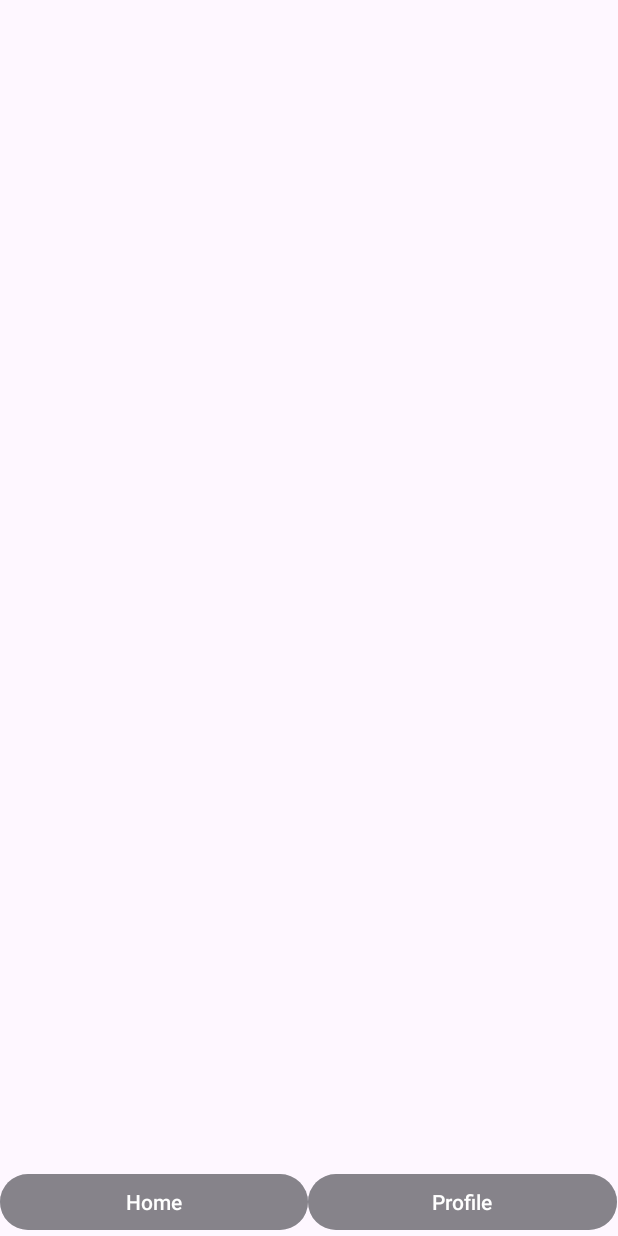
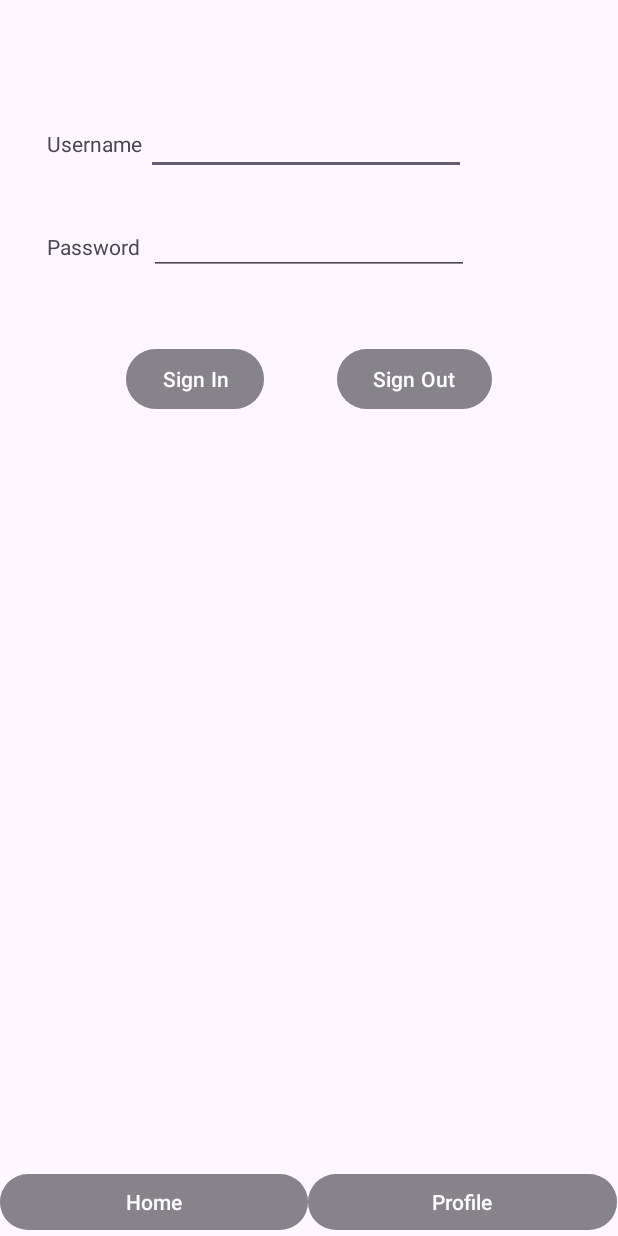
Before and after one commit to jacobneal518/New-Game-Plus, an Android app: the screen it shows after launch (MainActivity), on a phone screen of 412 x 824 dp. Run offline under Robolectric (Android 15) with nearby library versions, the phone set to English and light mode, and no system bars; our stand-ins replace Firebase (no records; nobody signed in at launch, a user with empty details on screens opened directly).

Commit message:
Setting Up some Buttons

```diff
--- a/app/src/main/java/com/example/newgameplus/MainActivity.java
+++ b/app/src/main/java/com/example/newgameplus/MainActivity.java
@@ -6,25 +6,38 @@ import android.content.Intent;
 import android.os.Bundle;
 import android.view.View;
 import android.widget.Button;
+import android.widget.Toast;
+
+import com.google.firebase.Firebase;
+import com.google.firebase.auth.FirebaseAuth;
 
 public class MainActivity extends AppCompatActivity {
 
-    Button homeButton;
+    Button homeButton,signIn,signOut;
+    private FirebaseAuth mAuth;
+    Boolean signedIn;
+
     //
     View.OnClickListener homePageListener = new View.OnClickListener() {
         @Override
         public void onClick(View v) {
             //opens DB activity
+            if(signedIn==true){
             Intent intent = new Intent(MainActivity.this, HomePage.class);
             startActivity(intent);
+            }else{
+                Toast.makeText(getApplicationContext(),"Not Signed In",Toast.LENGTH_LONG).show();
+            }
         }
     };
 
     @Override
     protected void onCreate(Bundle savedInstanceState) {
+        signedIn = false;
         super.onCreate(savedInstanceState);
         setContentView(R.layout.activity_main);
         homeButton = findViewById(R.id.homeButton);
         homeButton.setOnClickListener(homePageListener);
+        mAuth = FirebaseAuth.getInstance();
     }
 }
--- a/app/src/main/res/layout/activity_main.xml
+++ b/app/src/main/res/layout/activity_main.xml
@@ -31,4 +31,68 @@
             android:text="Profile" />
     </LinearLayout>
 
+    <EditText
+        android:id="@+id/usernameET"
+        android:layout_width="wrap_content"
+        android:layout_height="wrap_content"
+        android:layout_marginTop="71dp"
+        android:layout_marginEnd="101dp"
+        android:ems="10"
+        android:inputType="text"
+        app:layout_constraintEnd_toEndOf="parent"
+        app:layout_constraintTop_toTopOf="parent" />
+
+    <EditText
+        android:id="@+id/passwwordET"
+        android:layout_width="wrap_content"
+        android:layout_height="wrap_content"
+        android:layout_marginTop="21dp"
+        android:layout_marginEnd="99dp"
+        android:ems="10"
+        android:inputType="textPassword"
+        app:layout_constraintEnd_toEndOf="parent"
+        app:layout_constraintTop_toBottomOf="@+id/usernameET" />
+
+    <TextView
+        android:id="@+id/usernameTV"
+        android:layout_width="wrap_content"
+        android:layout_height="wrap_content"
+        android:layout_marginStart="31dp"
+        android:layout_marginTop="86dp"
+        android:text="Username"
+        app:layout_constraintStart_toStartOf="parent"
+        app:layout_constraintTop_toTopOf="parent" />
+
+    <TextView
+        android:id="@+id/passwordTV"
+        android:layout_width="wrap_content"
+        android:layout_height="wrap_content"
+        android:layout_marginStart="31dp"
+        android:layout_marginTop="49dp"
+        android:text="Password"
+        app:layout_constraintStart_toStartOf="parent"
+        app:layout_constraintTop_toBottomOf="@+id/usernameTV" />
+
+    <Button
+        android:id="@+id/button"
+        android:layout_width="wrap_content"
+        android:layout_height="wrap_content"
+        android:layout_marginStart="84dp"
+        android:layout_marginTop="45dp"
+        android:text="Sign In"
+        app:layout_constraintStart_toStartOf="parent"
+        android:backgroundTint="@color/buttonGrey"
+        app:layout_constraintTop_toBottomOf="@+id/passwwordET" />
+
+    <Button
+        android:id="@+id/button2"
+        android:layout_width="wrap_content"
+        android:layout_height="wrap_content"
+        android:layout_marginTop="45dp"
+        android:layout_marginEnd="84dp"
+        android:text="Sign Out"
+        app:layout_constraintEnd_toEndOf="parent"
+        android:backgroundTint="@color/buttonGrey"
+        app:layout_constraintTop_toBottomOf="@+id/passwwordET" />
+
 </androidx.constraintlayout.widget.ConstraintLayout>
```
